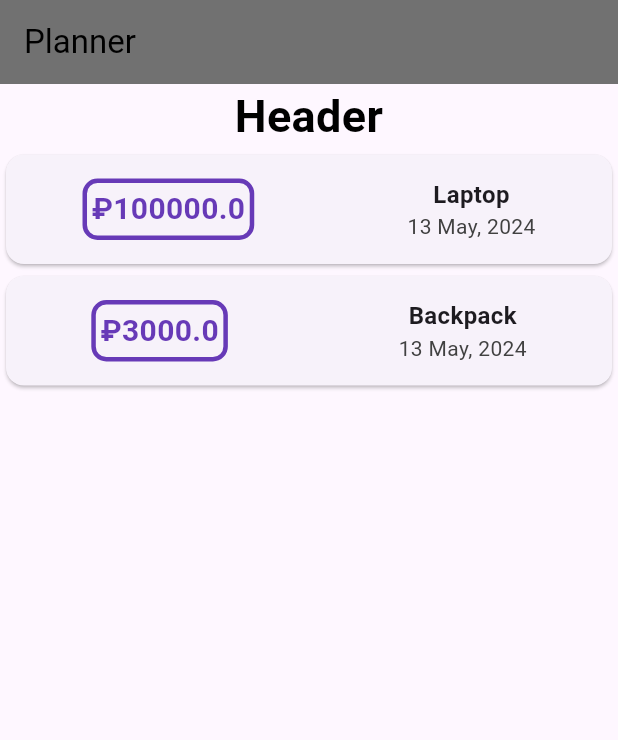
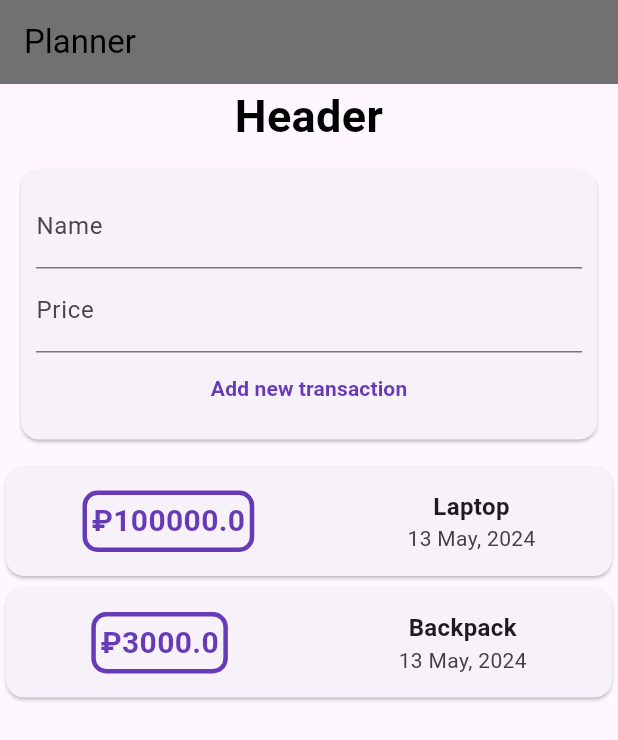
Before and after one commit to Lamafout/planner-app-from-course-flutter, a Flutter app: the screen it shows after launch, on a phone screen of 412 x 824 dp. Shown: the top 740 px of the screen. Run offline on Flutter 3.47's test engine with Material 3 defaults, Android fonts, the phone set to English and light mode, and no system bars.

Commit message:
Added a card where user can add new transaction

```diff
--- a/lib/main.dart
+++ b/lib/main.dart
@@ -24,6 +24,10 @@ class MyHomePage extends StatelessWidget {
     Transaction(id: 2, title: 'Backpack', amount: 3000.00, date: DateTime.now()),
   ];
 
+  final titleController = TextEditingController();
+  final priceController = TextEditingController();
+
+
   @override
   Widget build(BuildContext context) {
     return Scaffold(
@@ -39,6 +43,9 @@ class MyHomePage extends StatelessWidget {
 
       body: Column(
         children: [
+
+          // Header
+
           Container(
             width: double.infinity,
             child: Text(
@@ -51,6 +58,55 @@ class MyHomePage extends StatelessWidget {
               textAlign: TextAlign.center,
             ),
           ),
+
+          // Diagram
+
+          Container(
+            padding: EdgeInsets.all(10),
+
+            child: Card(
+              child: Container(
+                padding: EdgeInsets.all(10),
+                child: Column(
+                  children: [
+                    TextField(
+                      decoration: InputDecoration(
+                        labelText: 'Name'
+                      ),
+
+                      controller: titleController,
+                    ),
+
+                    TextField(
+                      decoration: InputDecoration(
+                        labelText: 'Price'
+                      ),
+
+                      controller: priceController,
+                    ),
+
+                    TextButton(
+                      child: Text(
+                        'Add new transaction',
+                        style: TextStyle(
+                          color: Colors.deepPurple,
+                          fontWeight: FontWeight.bold
+                        ),
+                      ),
+
+                      onPressed: () {
+                        // TODO logic
+
+                      },
+                    )
+                  ],
+                ),
+              ),
+            )
+          ),
+
+          // Column of transactions
+
           Column(
             children: [
               // create cards with our transactions
```
